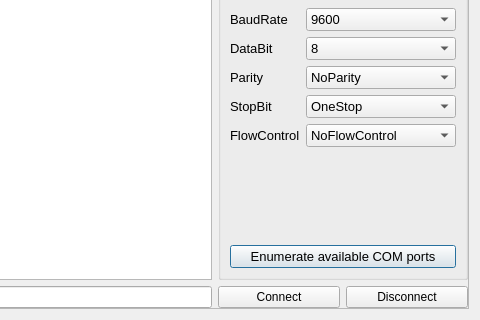
bellonemauro/Labonatip2.0, file apps/Lab-on-a-tip_console/Lab-on-a-tip_console.ui: the form before one commit; both pictures show x 403 to 883 and y 265 to 585 of the 883 by 585 pixel window.
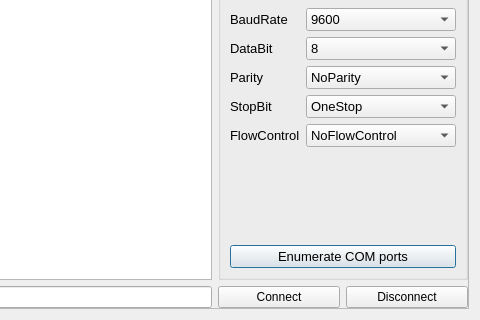
The form after the commit. Icons and pictures are not drawn.

Patch:
```diff
--- a/apps/Lab-on-a-tip_console/Lab-on-a-tip_console.ui
+++ b/apps/Lab-on-a-tip_console/Lab-on-a-tip_console.ui
@@ -61,8 +61,8 @@
        <rect>
         <x>0</x>
         <y>0</y>
-        <width>863</width>
-        <height>565</height>
+        <width>859</width>
+        <height>561</height>
        </rect>
       </property>
       <property name="sizePolicy">
@@ -463,7 +463,7 @@
             <item row="21" column="0" colspan="2">
              <widget class="QPushButton" name="pushButton_enumerate">
               <property name="text">
-               <string>Enumerate available COM ports</string>
+               <string>Enumerate COM ports</string>
               </property>
              </widget>
             </item>
```
Left out of the diff: 49 changed lines with no effect on the pictures.
